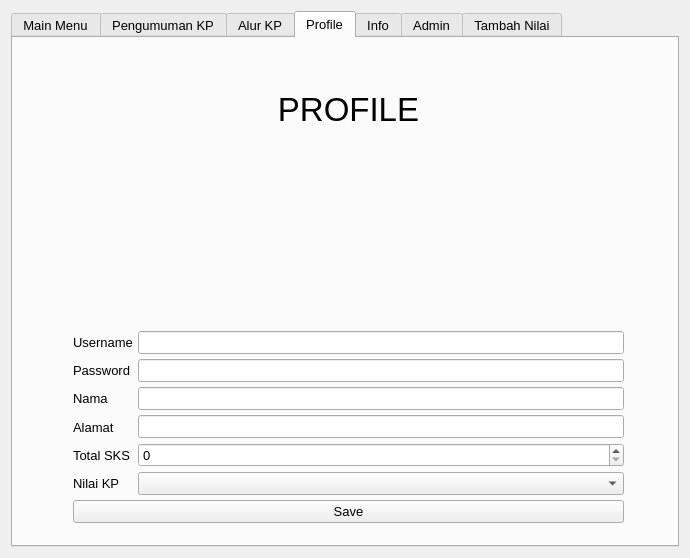
Old version of the form KP/home.ui in the repository LALA09-erha/QtCreator-SystemKp.
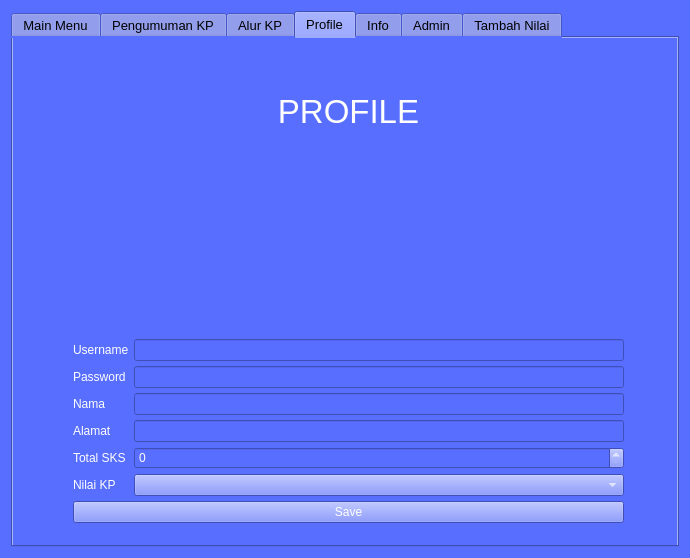
New version of the form. The open tabs and pages were chosen to show the change. Icons and pictures are not drawn.

Patch:
```diff
--- a/KP/home.ui
+++ b/KP/home.ui
@@ -17,6 +17,9 @@
    <iconset>
     <normaloff>../../../../SteamLibrary/steamapps/Qt/db/home-house-main-page-building-address-location-1-2618.png</normaloff>../../../../SteamLibrary/steamapps/Qt/db/home-house-main-page-building-address-location-1-2618.png</iconset>
   </property>
+  <property name="styleSheet">
+   <string notr="true">background-color: rgb(88, 110, 255);</string>
+  </property>
   <layout class="QVBoxLayout" name="verticalLayout_11">
    <item>
     <widget class="QTabWidget" name="awal">
@@ -245,6 +248,9 @@
             <bold>false</bold>
            </font>
           </property>
+          <property name="styleSheet">
+           <string notr="true">color: rgb(255, 255, 255);selection-color: rgb(85, 0, 255);</string>
+          </property>
           <property name="text">
            <string>PROFILE</string>
           </property>
@@ -278,6 +284,9 @@
             </property>
             <item>
              <widget class="QLabel" name="label_2">
+              <property name="styleSheet">
+               <string notr="true">color: rgb(255, 255, 255);</string>
+              </property>
               <property name="text">
                <string>Username</string>
               </property>
@@ -291,6 +300,9 @@
             </item>
             <item>
              <widget class="QLabel" name="label_3">
+              <property name="styleSheet">
+               <string notr="true">color: rgb(255, 255, 255);</string>
+              </property>
               <property name="text">
                <string>Password</string>
               </property>
@@ -304,6 +316,9 @@
             </item>
             <item>
              <widget class="QLabel" name="label">
+              <property name="styleSheet">
+               <string notr="true">color: rgb(255, 255, 255);</string>
+              </property>
               <property name="text">
                <string>Nama</string>
               </property>
@@ -317,6 +332,9 @@
             </item>
             <item>
              <widget class="QLabel" name="label_4">
+              <property name="styleSheet">
+               <string notr="true">color: rgb(255, 255, 255);</string>
+              </property>
               <property name="text">
                <string>Alamat</string>
               </property>
@@ -330,6 +348,9 @@
             </item>
             <item>
              <widget class="QLabel" name="label_5">
+              <property name="styleSheet">
+               <string notr="true">color: rgb(255, 255, 255);</string>
+              </property>
               <property name="text">
                <string>Total SKS</string>
               </property>
@@ -343,6 +364,9 @@
             </item>
             <item>
              <widget class="QLabel" name="label_8">
+              <property name="styleSheet">
+               <string notr="true">color: rgb(255, 255, 255);</string>
+              </property>
               <property name="text">
                <string>Nilai KP</string>
               </property>
@@ -356,26 +380,53 @@
              <number>5</number>
             </property>
             <item>
-             <widget class="QLineEdit" name="username_user"/>
+             <widget class="QLineEdit" name="username_user">
+              <property name="styleSheet">
+               <string notr="true">color: rgb(255, 255, 255);
+border-color: rgb(255, 255, 255);</string>
+              </property>
+             </widget>
             </item>
             <item>
              <widget class="QLineEdit" name="password_user">
+              <property name="styleSheet">
+               <string notr="true">color: rgb(255, 255, 255);
+border-color: rgb(255, 255, 255);</string>
+              </property>
               <property name="echoMode">
                <enum>QLineEdit::Password</enum>
               </property>
              </widget>
             </item>
             <item>
-             <widget class="QLineEdit" name="nama_user"/>
+             <widget class="QLineEdit" name="nama_user">
+              <property name="styleSheet">
+               <string notr="true">color: rgb(255, 255, 255);
+border-color: rgb(255, 255, 255);</string>
+              </property>
+             </widget>
             </item>
             <item>
-             <widget class="QLineEdit" name="alamat_user"/>
+             <widget class="QLineEdit" name="alamat_user">
+              <property name="styleSheet">
+               <string notr="true">color: rgb(255, 255, 255);
+border-color: rgb(255, 255, 255);</string>
+              </property>
+             </widget>
             </item>
             <item>
-             <widget class="QSpinBox" name="sks"/>
+             <widget class="QSpinBox" name="sks">
+              <property name="styleSheet">
+               <string notr="true">color: rgb(255, 255, 255);</string>
+              </property>
+             </widget>
             </item>
             <item>
-             <widget class="QComboBox" name="nilainilai"/>
+             <widget class="QComboBox" name="nilainilai">
+              <property name="styleSheet">
+               <string notr="true">color: rgb(255, 255, 255);</string>
+              </property>
+             </widget>
             </item>
            </layout>
           </item>
@@ -383,6 +434,9 @@
         </item>
         <item>
          <widget class="QPushButton" name="save">
+          <property name="styleSheet">
+           <string notr="true">color: rgb(255, 255, 255);</string>
+          </property>
           <property name="text">
            <string>Save</string>
           </property>
```
Left out of the diff: 73 changed lines with no effect on the pictures.
